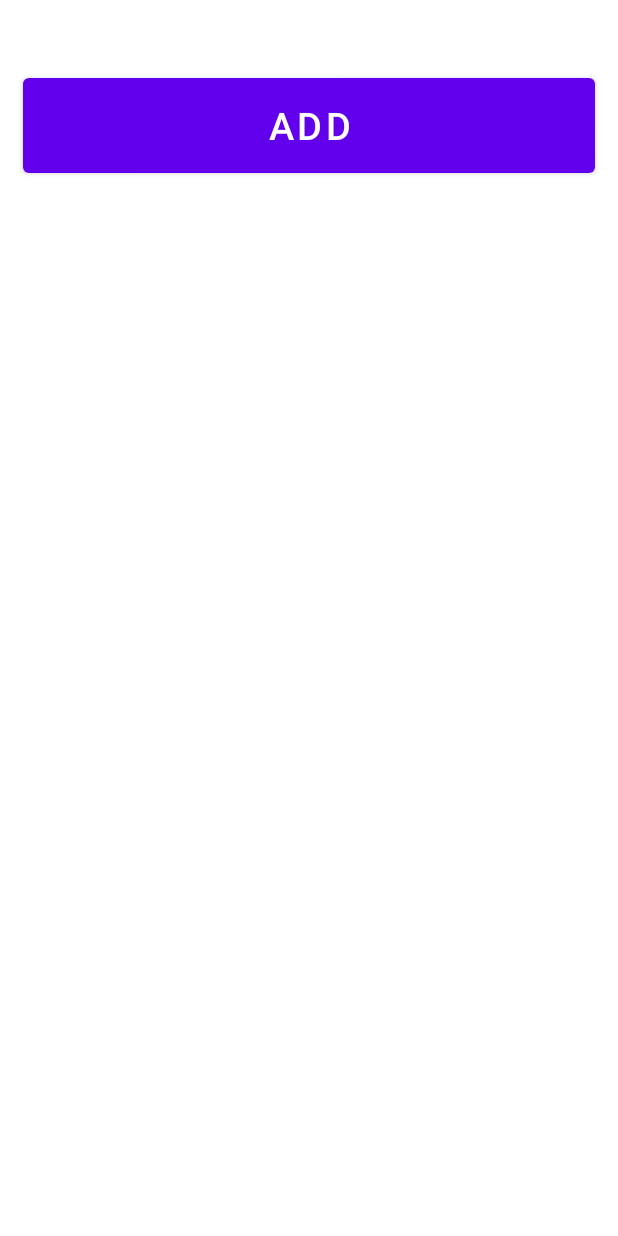
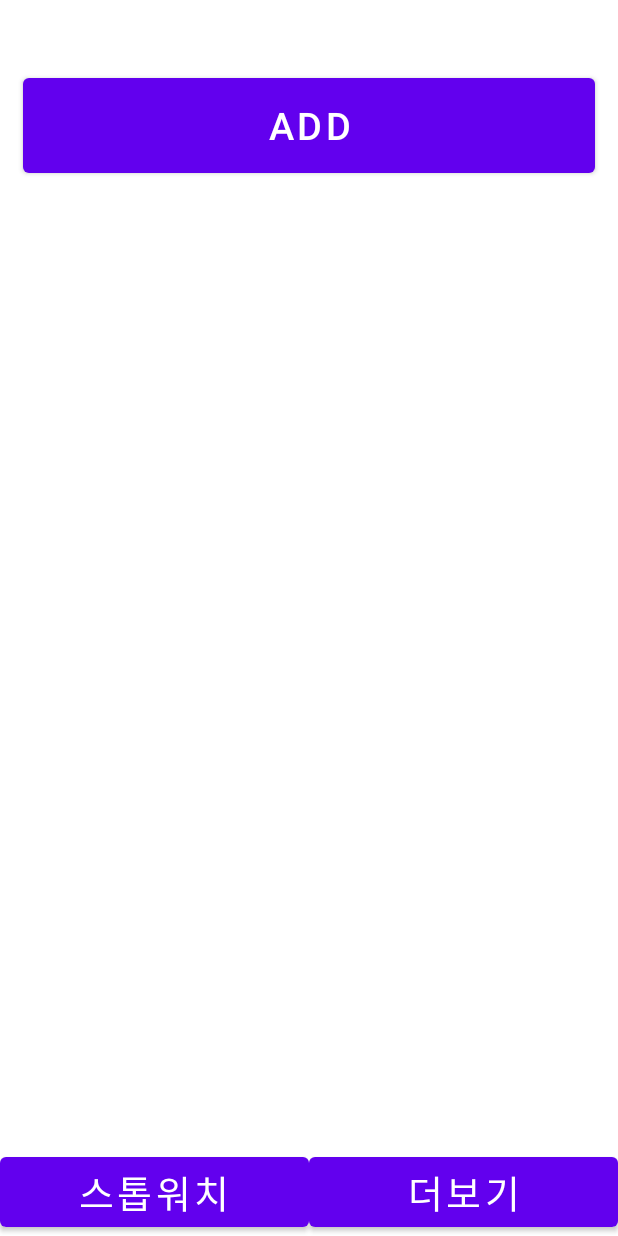
Before and after one commit to sgtlee99/GoldenTimer, an Android app: the screen it shows after launch (MainActivity), on a phone screen of 412 x 824 dp. Run offline under Robolectric (Android 15) with nearby library versions, the phone set to English and light mode, and no system bars; our stand-ins replace Room's generated code; libraries missing offline, so code that uses them is left out: coil.api.load, com.xwray.groupie.

Commit message:
스톱워치 액티비티 추가|분리

```diff
--- a/app/src/main/res/layout/activity_main.xml
+++ b/app/src/main/res/layout/activity_main.xml
@@ -37,4 +37,35 @@
 					/>
 		</LinearLayout>
 	</ScrollView>
+
+	<LinearLayout
+		android:layout_width="match_parent"
+		android:layout_height="0dp"
+		android:layout_weight="1">
+
+	</LinearLayout>
+
+	<LinearLayout
+		android:layout_width="match_parent"
+		android:layout_height="wrap_content"
+		android:gravity="bottom"
+		android:orientation="horizontal">
+
+		<Button
+			android:id="@+id/btn_stopwatch"
+			android:layout_width="match_parent"
+			android:layout_height="wrap_content"
+			android:layout_weight="1"
+			android:text="스톱워치"
+
+			android:textSize="25dp" />
+
+		<Button
+			android:id="@+id/btn_more"
+			android:layout_width="match_parent"
+			android:layout_height="wrap_content"
+			android:layout_weight="1"
+			android:text="더보기"
+			android:textSize="25dp" />
+	</LinearLayout>
 </LinearLayout>
--- a/app/src/main/res/values/colors.xml
+++ b/app/src/main/res/values/colors.xml
@@ -16,4 +16,5 @@
 	<color name="yellow">#FDDE45</color>
 	<color name="dark_yellow">#c68a12</color>
 	<color name="dark_red">#930000</color>
+	<color name="transparent">#00ff0000</color>
 </resources>
--- a/app/src/main/res/values/strings.xml
+++ b/app/src/main/res/values/strings.xml
@@ -1,3 +1,3 @@
 <resources>
-	<string name="app_name">GoldenTimer</string>
+    <string name="app_name">GoldenTimer</string>
 </resources>
```
Also changed, not shown: app/src/main/AndroidManifest.xml (+11 -4 lines), app/src/main/java/com/example/goldentimer/MainActivity.kt (+14 -50 lines), app/src/main/java/com/example/goldentimer/StopwatchActivity.kt (added, +66 -0 lines), app/src/main/java/com/example/goldentimer/TimerActivity.kt (+1 -27 lines), app/src/main/res/layout/activity_stopwatch.xml (added, +81 -0 lines).
